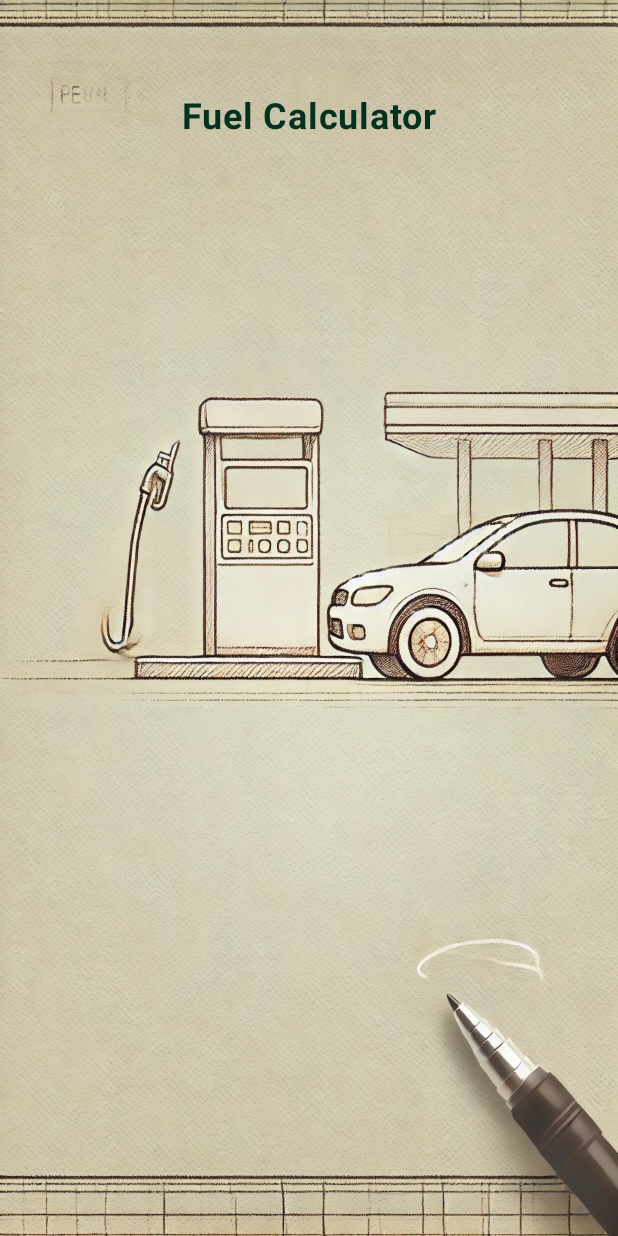
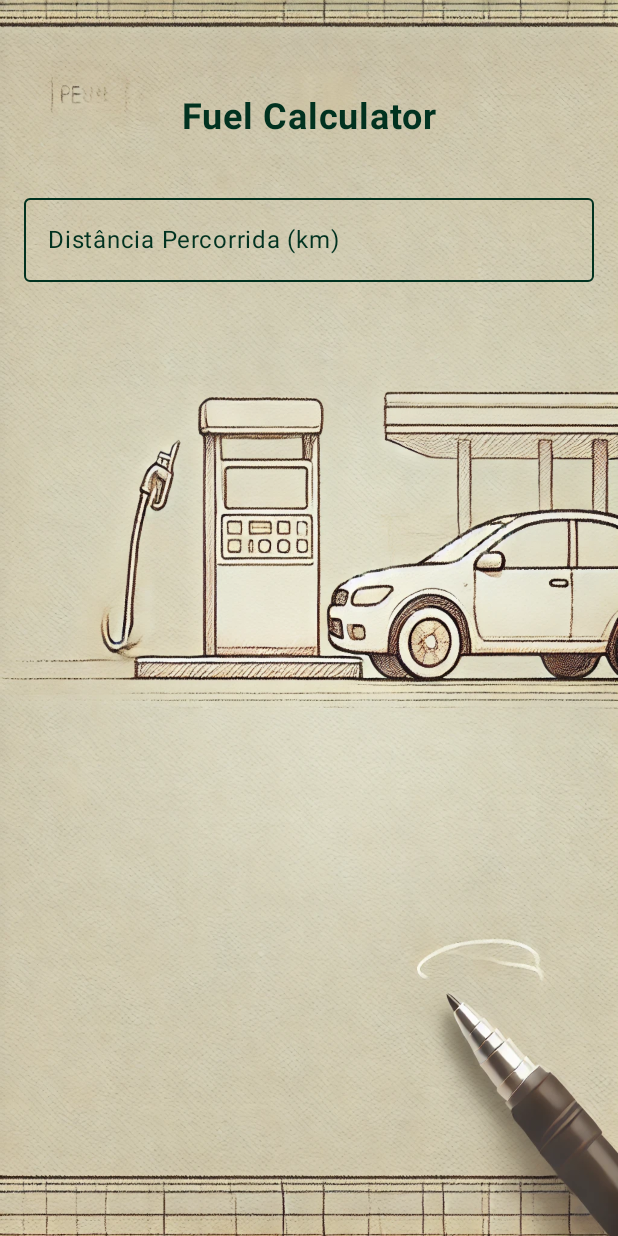
Before and after one commit to jcezart/FuelCalculator, an Android app built with Jetpack Compose: the screen it shows after launch (MainActivity), on a phone screen of 412 x 824 dp. Run offline under Robolectric (Android 15) with nearby library versions, the phone set to English and light mode, and no system bars.

Commit message:
Adição da DP

```diff
--- a/app/src/main/java/com/example/fuelcalculator/MainActivity.kt
+++ b/app/src/main/java/com/example/fuelcalculator/MainActivity.kt
@@ -6,15 +6,27 @@ import androidx.activity.compose.setContent
 import androidx.activity.enableEdgeToEdge
 import androidx.compose.foundation.Image
 import androidx.compose.foundation.layout.Box
+import androidx.compose.foundation.layout.Column
+import androidx.compose.foundation.layout.Spacer
 import androidx.compose.foundation.layout.fillMaxSize
+import androidx.compose.foundation.layout.fillMaxWidth
+import androidx.compose.foundation.layout.height
 import androidx.compose.foundation.layout.padding
+import androidx.compose.material3.ExperimentalMaterial3Api
+import androidx.compose.material3.OutlinedTextField
 import androidx.compose.material3.Text
+import androidx.compose.material3.TextFieldDefaults
 import androidx.compose.runtime.Composable
+import androidx.compose.runtime.getValue
+import androidx.compose.runtime.mutableStateOf
+import androidx.compose.runtime.remember
+import androidx.compose.runtime.setValue
 import androidx.compose.ui.Alignment
 import androidx.compose.ui.Modifier
 import androidx.compose.ui.graphics.Color
 import androidx.compose.ui.layout.ContentScale
 import androidx.compose.ui.res.painterResource
+import androidx.compose.ui.text.TextStyle
 import androidx.compose.ui.text.font.FontWeight
 import androidx.compose.ui.unit.dp
 import androidx.compose.ui.unit.sp
@@ -48,17 +60,44 @@ fun ImagemFundo(){
     }
 }
 
+@OptIn(ExperimentalMaterial3Api::class)
 @Composable
 fun ConteudoApp() {
-    Box(modifier = Modifier.fillMaxSize()) {
+    var distancia by remember { mutableStateOf("")}
+    val customColor = Color(0xFF013220)
+
+    Column(
+        modifier = Modifier
+            .fillMaxSize()
+            .padding(horizontal = 16.dp),
+        horizontalAlignment = Alignment.CenterHorizontally
+    ) {
         Text(
             text = "Fuel Calculator",
             color = Color(0xFF013220),
             fontSize = 24.sp,
             fontWeight = FontWeight.Bold,
             modifier = Modifier
-                .align(Alignment.TopCenter)
                 .padding(top = 64.dp)
+        )
+
+        Spacer(modifier = Modifier.height(32.dp))
+
+        OutlinedTextField(
+            value = distancia,
+            onValueChange = {distancia = it},
+            label = { Text("Distância Percorrida (km)")},
+            placeholder = { Text("Digite a distância percorrida em km")},
+            modifier = Modifier.fillMaxWidth(),
+            textStyle = TextStyle(color = customColor),
+            colors = TextFieldDefaults.outlinedTextFieldColors(
+                focusedPlaceholderColor = Color.DarkGray,
+                focusedLabelColor = customColor,
+                unfocusedLabelColor = customColor,
+                focusedBorderColor = customColor,
+                unfocusedBorderColor = customColor,
+                cursorColor = customColor
+            )
         )
     }
 }
```
